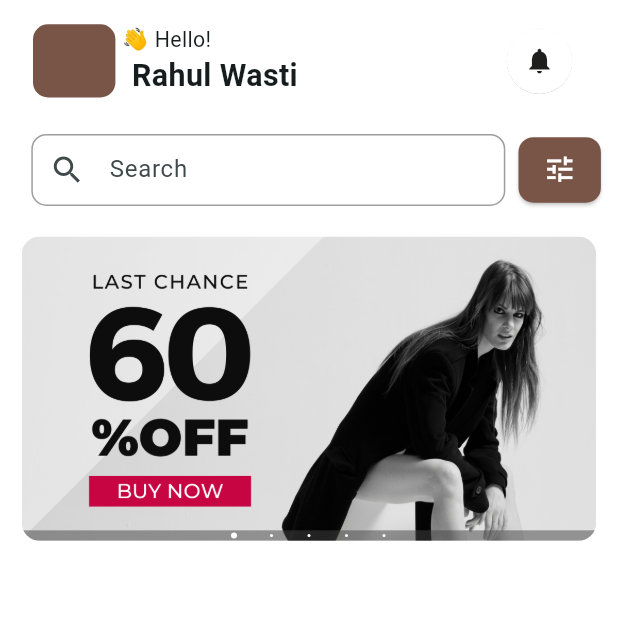
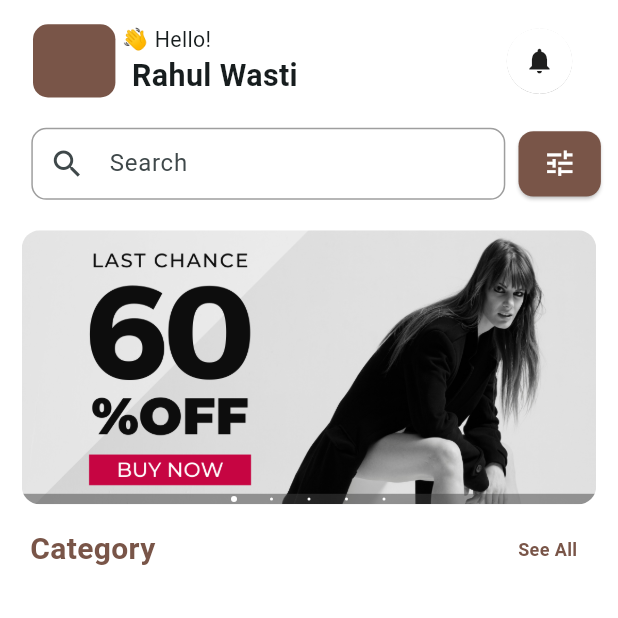
Before and after one commit to Rahulwasti1/CAPSTONE, a Flutter app: the screen it shows after launch, on a phone screen of 412 x 824 dp, the top half of it. Run offline on Flutter 3.47's test engine with Material 3 defaults, Android fonts, the phone set to English and light mode, and no system bars; our stand-ins replace another_carousel_pro, flutter_screenutil.

```diff
--- a/lib/main.dart
+++ b/lib/main.dart
@@ -10,7 +10,6 @@ void main() {
 class MyApp extends StatelessWidget {
   const MyApp({super.key});
 
-  // This widget is the root of your application.
   @override
   Widget build(BuildContext context) {
     return ScreenUtilInit(
--- a/lib/screens/userhome.dart
+++ b/lib/screens/userhome.dart
@@ -66,7 +66,7 @@ class _UserhomeState extends State<Userhome> {
                 ],
               ),
             ),
-            SizedBox(height: 8.h),
+            SizedBox(height: 4.h),
             Padding(
               padding: EdgeInsets.only(left: 19.w),
               child: Row(
@@ -110,7 +110,7 @@ class _UserhomeState extends State<Userhome> {
             Column(
               children: [
                 SizedBox(
-                  height: 200.h,
+                  height: 180.h,
                   width: 383,
                   child: ClipRRect(
                     borderRadius: BorderRadius.circular(12),
@@ -129,6 +129,31 @@ class _UserhomeState extends State<Userhome> {
                 ),
               ],
             ),
+            SizedBox(height: 15.h),
+            Padding(
+              padding: const EdgeInsets.only(left: 20),
+              child: Column(
+                children: [
+                  Row(
+                    children: [
+                      Text("Category",
+                          style: TextStyle(
+                              fontSize: 20,
+                              fontWeight: FontWeight.w600,
+                              color: Colors.brown)),
+                      SizedBox(width: 220.w),
+                      Text("See All",
+                          style: TextStyle(
+                              fontSize: 12,
+                              fontWeight: FontWeight.w600,
+                              color: Colors.brown))
+                    ],
+                  ),
+                  SizedBox(height: 20.h),
+
+                ],
+              ),
+            )
           ],
         ),
       ),
```
